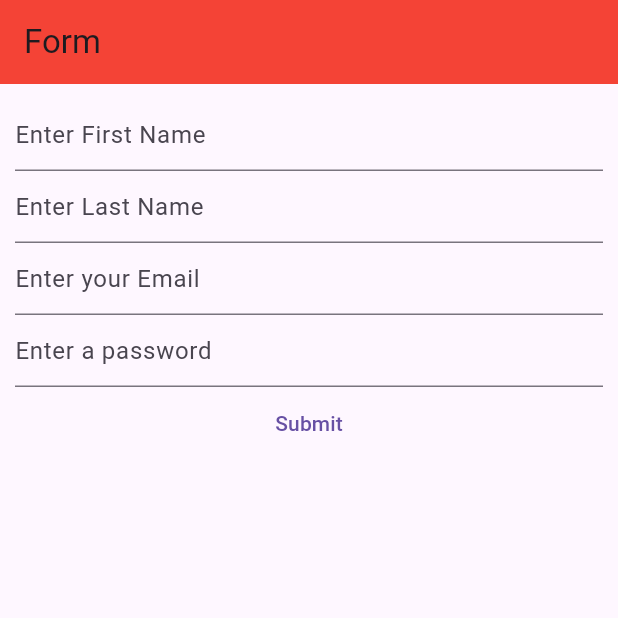
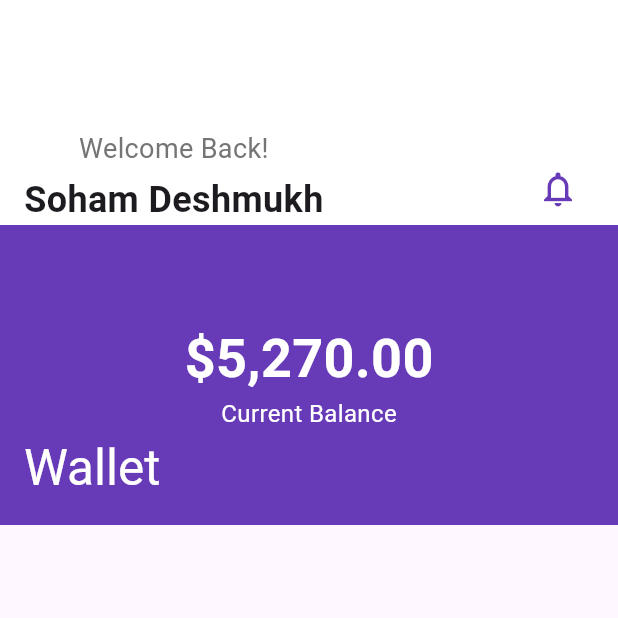
Before and after one commit to Soham801/Flutter_Widgets, a Flutter app: the screen it shows after launch, on a phone screen of 412 x 824 dp, the top half of it. Run offline on Flutter 3.47's test engine with Material 3 defaults, Android fonts, the phone set to English and light mode, and no system bars.

Commit message:
Added CustomScrollView Widget

```diff
--- a/thirty_widgets/lib/main.dart
+++ b/thirty_widgets/lib/main.dart
@@ -5,6 +5,7 @@ import 'package:thirty_widgets/widgets/alert.dart';
 import 'package:thirty_widgets/widgets/bottomsheet.dart';
 import 'package:thirty_widgets/widgets/button.dart';
 import 'package:thirty_widgets/widgets/container_sized.dart';
+import 'package:thirty_widgets/widgets/customscrollview.dart';
 import 'package:thirty_widgets/widgets/dismissible.dart';
 import 'package:thirty_widgets/widgets/form.dart';
 import 'package:thirty_widgets/widgets/image.dart';
@@ -26,7 +27,7 @@ class MyApp extends StatelessWidget {
         brightness: Brightness.light,
         primaryColor: Colors.lightGreenAccent,
       ),
-      home: FormWidget(),
+      home: EWalletApp(),
     );
   }
 }
--- /dev/null
+++ b/thirty_widgets/lib/widgets/customscrollview.dart
@@ -0,0 +1,98 @@
+import 'package:flutter/material.dart';
+
+void main() {
+  runApp(EWalletApp());
+}
+
+class EWalletApp extends StatelessWidget {
+  const EWalletApp({super.key});
+
+  @override
+  Widget build(BuildContext context) {
+    return MaterialApp(
+      home: Scaffold(
+        body: CustomScrollView(
+          slivers: [
+            SliverAppBar(
+              expandedHeight: 150,
+              backgroundColor: Colors.white,
+              floating: true,
+              flexibleSpace: FlexibleSpaceBar(
+                background: Padding(
+                  padding: const EdgeInsets.symmetric(horizontal: 16.0),
+                  child: Column(
+                    mainAxisAlignment: MainAxisAlignment.end,
+                    children: [
+                      Row(
+                        mainAxisAlignment: MainAxisAlignment.spaceBetween,
+                        crossAxisAlignment: CrossAxisAlignment.end,
+                        children: [
+                          Column(
+                            mainAxisAlignment: MainAxisAlignment.center,
+                            children: [
+                              Text(
+                                "Welcome Back!",
+                                style: TextStyle(
+                                  fontSize: 18,
+                                  color: Colors.grey[600],
+                                ),
+                              ),
+                              SizedBox(height: 4),
+                              Text(
+                                "Soham Deshmukh",
+                                style: TextStyle(
+                                  fontSize: 24,
+                                  fontWeight: FontWeight.bold,
+                                ),
+                              ),
+                            ],
+                          ),
+                          IconButton(
+                            onPressed: () {},
+                            icon: Icon(
+                              Icons.notifications_outlined,
+                              size: 28,
+                              color: Colors.deepPurple,
+                            ),
+                          ),
+                        ],
+                      ),
+                    ],
+                  ),
+                ),
+              ),
+            ),
+            SliverAppBar(
+              pinned: true,
+              backgroundColor: Colors.deepPurple,
+              expandedHeight: 200,
+              flexibleSpace: FlexibleSpaceBar(
+                titlePadding: EdgeInsets.symmetric(horizontal: 16,vertical: 16),
+                background: Column(
+                  mainAxisAlignment: MainAxisAlignment.center,
+                  children: [
+                    Text(
+                      "\$5,270.00",
+                      style: TextStyle(
+                        color: Colors.white,
+                        fontSize: 36,
+                        fontWeight: FontWeight.bold,
+                      ),
+                    ),
+                    Text(
+                      "Current Balance",
+                      style: TextStyle(color: Colors.white, fontSize: 16),
+                    ),
+
+                  ],
+                ),
+                title: Text("Wallet", style: TextStyle(color: Colors.white)),
+              ),
+            ),
+            SliverFillRemaining(),
+          ],
+        ),
+      ),
+    );
+  }
+}
```
